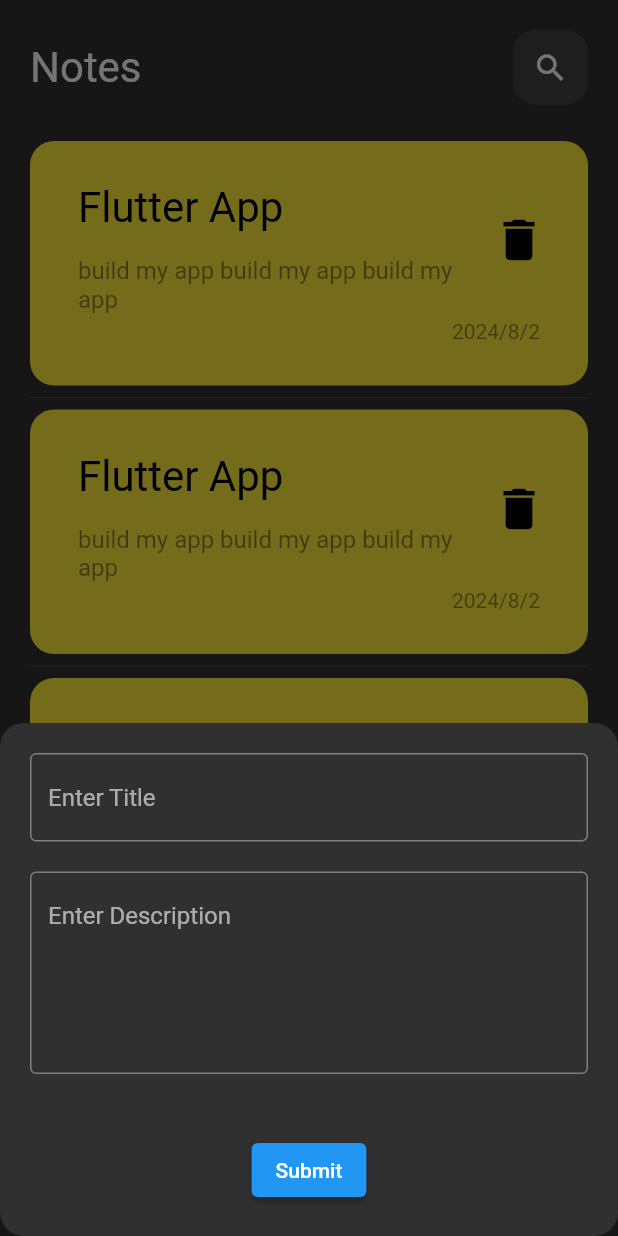
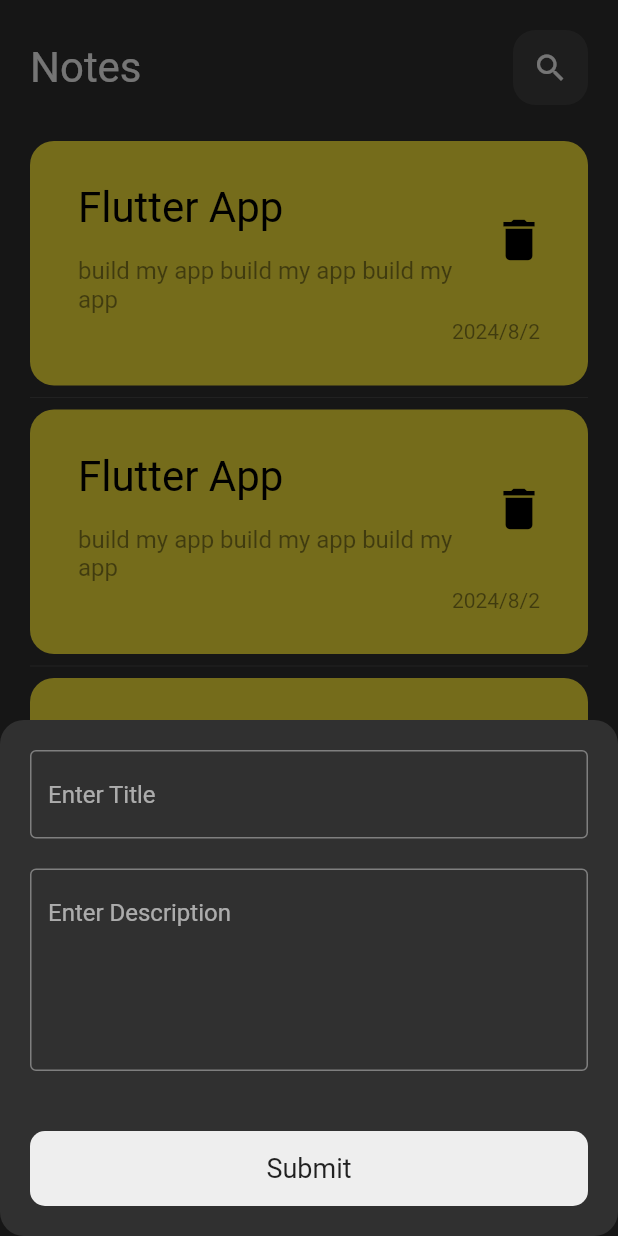
Before and after one commit to Abdulrahman956/notes_app, a Flutter app: the screen it shows after launch, after a tap on the "add" icon, on a phone screen of 412 x 824 dp. Run offline on Flutter 3.47's test engine with Material 2 defaults, Android fonts, the phone set to English and light mode, and no system bars; drawn by our look-alikes of modal_progress_hud_nsn; our stand-ins replace flutter_bloc, hive, hive_flutter; accounts and stored records are empty.

Commit message:
refactor bottom And bottomSheet

```diff
--- /dev/null
+++ b/lib/widgets/custom_bottom.dart
@@ -0,0 +1,32 @@
+import 'package:flutter/material.dart';
+
+class CustomBottom extends StatelessWidget {
+  const CustomBottom({super.key, this.onTap, required this.isLoaded});
+
+  final bool isLoaded;
+  final void Function()? onTap;
+
+  @override
+  Widget build(BuildContext context) {
+    return GestureDetector(
+      onTap: onTap,
+      child: Container(
+        height: 50,
+        width: double.infinity,
+        decoration: BoxDecoration(
+          color: Colors.grey[200],
+          borderRadius: BorderRadius.circular(10),
+        ),
+        child: Center(
+            child: isLoaded
+                ? const CircularProgressIndicator(
+                    color: Colors.black45,
+                  )
+                : const Text(
+                    'Submit',
+                    style: TextStyle(fontSize: 18, color: Colors.black87),
+                  )),
+      ),
+    );
+  }
+}
--- a/lib/widgets/custom_bottom_sheet.dart
+++ b/lib/widgets/custom_bottom_sheet.dart
@@ -1,10 +1,10 @@
 import 'package:flutter/material.dart';
 import 'package:flutter_bloc/flutter_bloc.dart';
-import 'package:modal_progress_hud_nsn/modal_progress_hud_nsn.dart';
 import 'package:note_app/cubits/add_note_cubit/add_note_cubit.dart';
 import 'package:note_app/cubits/add_note_cubit/add_note_states.dart';
 import 'package:note_app/models/note_model.dart';
 
+import 'custom_bottom.dart';
 import 'custom_text_form_field.dart';
 
 class CustomBottomSheet extends StatelessWidget {
@@ -15,23 +15,23 @@ class CustomBottomSheet extends StatelessWidget {
   @override
   Widget build(BuildContext context) {
     return BlocProvider(
-      create: (context)=> AddNoteCubit(),
-      child: Padding(
-        padding: const EdgeInsets.all(20.0),
-        child:
-            BlocConsumer<AddNoteCubit, AddNoteStates>(listener: (context, state) {
+      create: (context) => AddNoteCubit(),
+      child: BlocConsumer<AddNoteCubit, AddNoteStates>(listener: (context, state) {
         if (state is AddFailureState) {
-            print('Failure ${state.errorMessage}');
+          debugPrint('Failure ${state.errorMessage}');
         }
         if (state is AddSuccessState) {
           Navigator.pop(context);
         }
       }, builder: (context, state) {
-          return ModalProgressHUD(
-              inAsyncCall: state is AddLoadingState ? true : false,
-              child: const SingleChildScrollView(child: AddNoteForm()));
+        return AbsorbPointer(
+          absorbing: state is AddLoadingState ? true : false,
+          child: const Padding(
+            padding: EdgeInsets.all(20.0),
+            child: SingleChildScrollView(child: AddNoteForm()),
+          ),
+        );
       }),
-      ),
     );
   }
 }
@@ -47,6 +47,7 @@ class _AddNoteFormState extends State<AddNoteForm> {
   final GlobalKey<FormState> formKey = GlobalKey();
   AutovalidateMode autoValidateMode = AutovalidateMode.disabled;
   String? title, desc;
+  final bool isLoaded = false;
 
   @override
   Widget build(BuildContext context) {
@@ -75,8 +76,10 @@ class _AddNoteFormState extends State<AddNoteForm> {
           const SizedBox(
             height: 40,
           ),
-          ElevatedButton(
-              onPressed: () {
+          BlocBuilder<AddNoteCubit, AddNoteStates>(builder: (context, state) {
+            return CustomBottom(
+              isLoaded: state is AddLoadingState ? true : false,
+              onTap: () {
                 if (formKey.currentState!.validate()) {
                   formKey.currentState!.save();
                   var noteModel = NoteModel(
@@ -90,7 +93,8 @@ class _AddNoteFormState extends State<AddNoteForm> {
                   setState(() {});
                 }
               },
-              child: const Text("Submit")),
+            );
+          }),
         ],
       ),
     );
```
Lines whose indentation alone changed are shown as unchanged.
